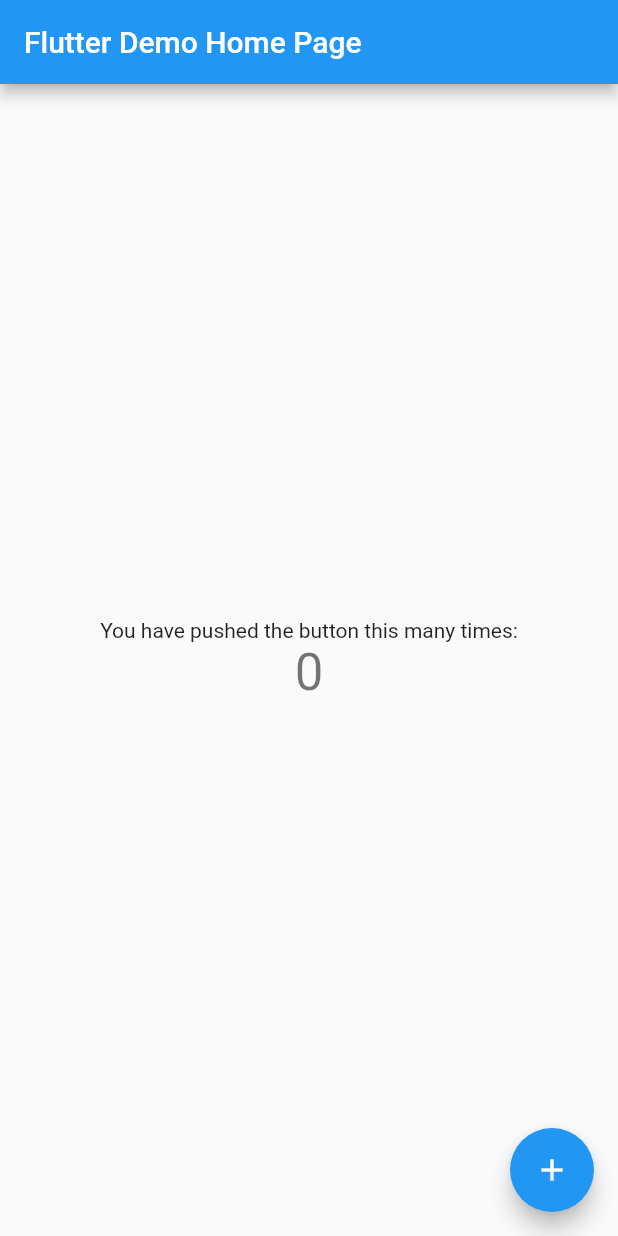
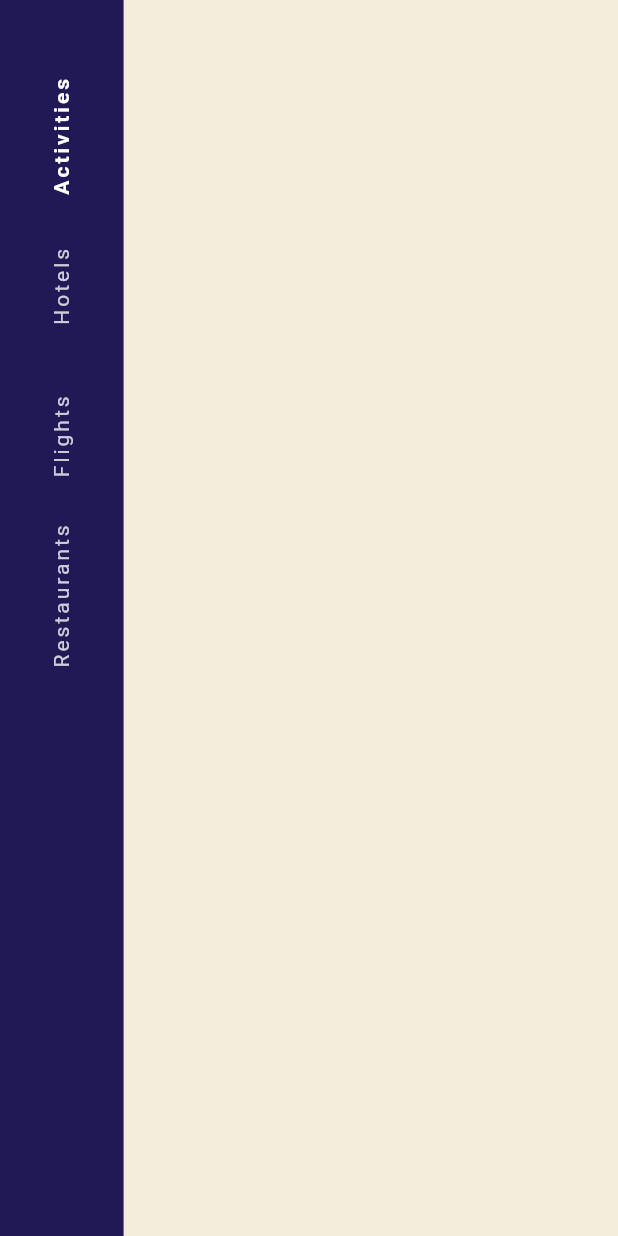
Before and after one commit to rhodinemma/travel-inspiration, a Flutter app: the screen it shows after launch, on a phone screen of 412 x 824 dp. Run offline on Flutter 3.47's test engine with Material 2 defaults, Android fonts, the phone set to English and light mode, and no system bars.

Commit message:
ft(setup-vertical-sidebar)

```diff
--- a/lib/main.dart
+++ b/lib/main.dart
@@ -1,4 +1,6 @@
 import 'package:flutter/material.dart';
+import 'package:travel_app/screens/activity_screen.dart';
+import 'package:travel_app/screens/hotels_screen.dart';
 
 void main() {
   runApp(const MyApp());
@@ -11,105 +13,13 @@ class MyApp extends StatelessWidget {
   @override
   Widget build(BuildContext context) {
     return MaterialApp(
-      title: 'Flutter Demo',
-      theme: ThemeData(
-        // This is the theme of your application.
-        //
-        // Try running your application with "flutter run". You'll see the
-        // application has a blue toolbar. Then, without quitting the app, try
-        // changing the primarySwatch below to Colors.green and then invoke
-        // "hot reload" (press "r" in the console where you ran "flutter run",
-        // or simply save your changes to "hot reload" in a Flutter IDE).
-        // Notice that the counter didn't reset back to zero; the application
-        // is not restarted.
-        primarySwatch: Colors.blue,
-      ),
-      home: const MyHomePage(title: 'Flutter Demo Home Page'),
+      debugShowCheckedModeBanner: false,
+      title: 'Travel App Inspiration',
+      initialRoute: '/activities',
+      routes: {
+        ActivitiesScreen.routeName: (context) => const ActivitiesScreen(),
+        HotelsScreen.routeName: (context) => const HotelsScreen(),
+      },
     );
   }
 }
-
-class MyHomePage extends StatefulWidget {
-  const MyHomePage({super.key, required this.title});
-
-  // This widget is the home page of your application. It is stateful, meaning
-  // that it has a State object (defined below) that contains fields that affect
-  // how it looks.
-
-  // This class is the configuration for the state. It holds the values (in this
-  // case the title) provided by the parent (in this case the App widget) and
-  // used by the build method of the State. Fields in a Widget subclass are
-  // always marked "final".
-
-  final String title;
-
-  @override
-  State<MyHomePage> createState() => _MyHomePageState();
-}
-
-class _MyHomePageState extends State<MyHomePage> {
-  int _counter = 0;
-
-  void _incrementCounter() {
-    setState(() {
-      // This call to setState tells the Flutter framework that something has
-      // changed in this State, which causes it to rerun the build method below
-      // so that the display can reflect the updated values. If we changed
-      // _counter without calling setState(), then the build method would not be
-      // called again, and so nothing would appear to happen.
-      _counter++;
-    });
-  }
-
-  @override
-  Widget build(BuildContext context) {
-    // This method is rerun every time setState is called, for instance as done
-    // by the _incrementCounter method above.
-    //
-    // The Flutter framework has been optimized to make rerunning build methods
-    // fast, so that you can just rebuild anything that needs updating rather
-    // than having to individually change instances of widgets.
-    return Scaffold(
-      appBar: AppBar(
-        // Here we take the value from the MyHomePage object that was created by
-        // the App.build method, and use it to set our appbar title.
-        title: Text(widget.title),
-      ),
-      body: Center(
-        // Center is a layout widget. It takes a single child and positions it
-        // in the middle of the parent.
-        child: Column(
-          // Column is also a layout widget. It takes a list of children and
-          // arranges them vertically. By default, it sizes itself to fit its
-          // children horizontally, and tries to be as tall as its parent.
-          //
-          // Invoke "debug painting" (press "p" in the console, choose the
-          // "Toggle Debug Paint" action from the Flutter Inspector in Android
-          // Studio, or the "Toggle Debug Paint" command in Visual Studio Code)
-          // to see the wireframe for each widget.
-          //
-          // Column has various properties to control how it sizes itself and
-          // how it positions its children. Here we use mainAxisAlignment to
-          // center the children vertically; the main axis here is the vertical
-          // axis because Columns are vertical (the cross axis would be
-          // horizontal).
-          mainAxisAlignment: MainAxisAlignment.center,
-          children: <Widget>[
-            const Text(
-              'You have pushed the button this many times:',
-            ),
-            Text(
-              '$_counter',
-              style: Theme.of(context).textTheme.headline4,
-            ),
-          ],
-        ),
-      ),
-      floatingActionButton: FloatingActionButton(
-        onPressed: _incrementCounter,
-        tooltip: 'Increment',
-        child: const Icon(Icons.add),
-      ), // This trailing comma makes auto-formatting nicer for build methods.
-    );
-  }
-}
--- /dev/null
+++ b/lib/screens/activity_details_screen.dart
@@ -0,0 +1,15 @@
+import 'package:flutter/material.dart';
+
+class ActivityDetailsScreen extends StatefulWidget {
+  const ActivityDetailsScreen({Key? key}) : super(key: key);
+
+  @override
+  State<ActivityDetailsScreen> createState() => _ActivityDetailsScreenState();
+}
+
+class _ActivityDetailsScreenState extends State<ActivityDetailsScreen> {
+  @override
+  Widget build(BuildContext context) {
+    return const Scaffold();
+  }
+}
--- /dev/null
+++ b/lib/screens/activity_screen.dart
@@ -0,0 +1,31 @@
+import 'package:flutter/material.dart';
+
+import '../widgets/side_bar.dart';
+
+class ActivitiesScreen extends StatefulWidget {
+  const ActivitiesScreen({Key? key}) : super(key: key);
+
+  static const routeName = "/activities";
+
+  @override
+  State<ActivitiesScreen> createState() => _ActivitiesScreenState();
+}
+
+class _ActivitiesScreenState extends State<ActivitiesScreen> {
+  @override
+  Widget build(BuildContext context) {
+    double width = MediaQuery.of(context).size.width;
+    double height = MediaQuery.of(context).size.height;
+    return Scaffold(
+      backgroundColor: const Color(0xFFF5EDDC),
+      body: Row(
+        children: [
+          SideBar(
+            width: width,
+            height: height,
+          ),
+        ],
+      ),
+    );
+  }
+}
--- /dev/null
+++ b/lib/screens/hotels_screen.dart
@@ -0,0 +1,16 @@
+import 'package:flutter/material.dart';
+
+class HotelsScreen extends StatefulWidget {
+  const HotelsScreen({Key? key}) : super(key: key);
+
+  static const routeName = "/hotels";
+  @override
+  State<HotelsScreen> createState() => _HotelsScreenState();
+}
+
+class _HotelsScreenState extends State<HotelsScreen> {
+  @override
+  Widget build(BuildContext context) {
+    return const Scaffold();
+  }
+}
--- /dev/null
+++ b/lib/widgets/side_bar.dart
@@ -0,0 +1,69 @@
+import 'package:flutter/material.dart';
+
+class SideBar extends StatefulWidget {
+  const SideBar({
+    Key? key,
+    required this.height,
+    required this.width,
+    /*required this.navigator*/
+  }) : super(key: key);
+
+  final double height;
+  final double width;
+  //final GlobalKey<NavigatorState> navigator;
+
+  @override
+  State<SideBar> createState() => _SideBarState();
+}
+
+class _SideBarState extends State<SideBar> {
+  List<Map> menu = [
+    {'title': 'Activities', 'routeName': '/activities'},
+    {'title': 'Hotels', 'routeName': '/hotels'},
+    {'title': 'Flights', 'routeName': '/flight'},
+    {'title': 'Restaurants', 'routeName': '/restaurants'},
+  ];
+
+  int sideBarIndex = 0;
+
+  @override
+  Widget build(BuildContext context) {
+    return Container(
+      width: widget.width * 0.2,
+      color: const Color(0xFF211955),
+      child: Column(
+        children: [
+          SizedBox(height: widget.height * 0.05),
+          ListView.builder(
+              shrinkWrap: true,
+              physics: const NeverScrollableScrollPhysics(),
+              itemCount: menu.length,
+              itemBuilder: (context, index) {
+                return RotatedBox(
+                  quarterTurns: 3,
+                  child: TextButton(
+                      onPressed: () {
+                        setState(() {
+                          sideBarIndex = index;
+                        });
+                        // navigate to the new screen
+                      },
+                      style: TextButton.styleFrom(minimumSize: const Size(100, 50)),
+                      child: Text(
+                        menu[index]['title'],
+                        style: Theme.of(context).textTheme.bodyLarge!.copyWith(
+                            fontWeight: (index == sideBarIndex)
+                                ? FontWeight.bold
+                                : FontWeight.normal,
+                            color: (index == sideBarIndex)
+                                ? Colors.white
+                                : Colors.white.withAlpha(200),
+                            letterSpacing: 2),
+                      )),
+                );
+              })
+        ],
+      ),
+    );
+  }
+}
```
Also changed, not shown: lib/models/activity_model.dart (added).
